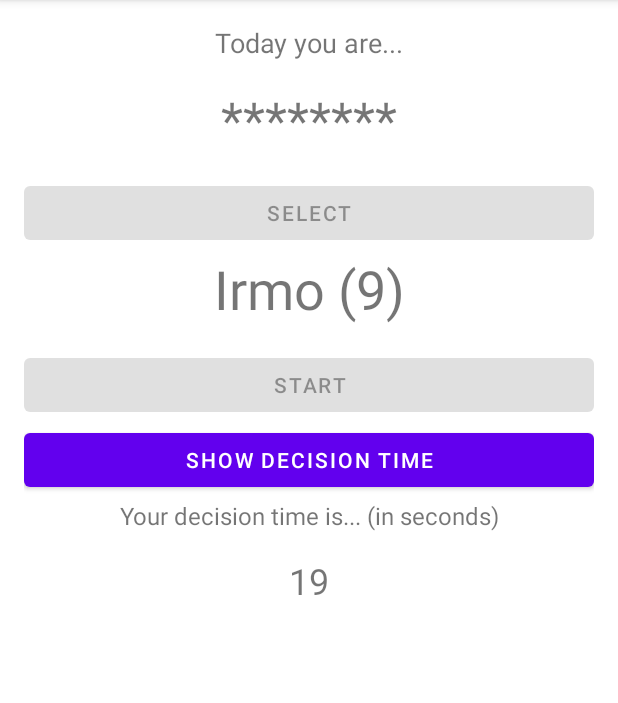
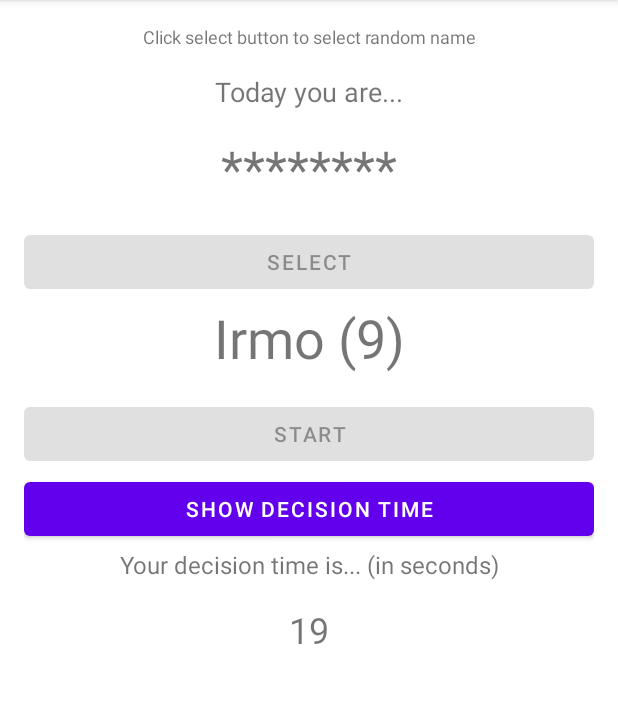
Before and after one commit to NdV66/AndroidJourney, an Android app: the screen it shows after launch (MainActivity), after a tap on "SHOW DECISION TIME", on a phone screen of 412 x 824 dp, the part 84-787 px from its top. Run offline under Robolectric (Android 15) with nearby library versions, the phone set to English and light mode, and no system bars; 2 other taps on this screen came first.

Commit message:
fragments

```diff
--- a/DynamicFragments/app/src/main/java/com/ndv/dynamicfragments/DecisionTimeFragment.kt
+++ b/DynamicFragments/app/src/main/java/com/ndv/dynamicfragments/DecisionTimeFragment.kt
@@ -22,5 +22,4 @@ class DecisionTimeFragment : Fragment() {
         val decisionTimeTextView = view?.findViewById<TextView>(R.id.time)
         decisionTimeTextView?.text = "$decisionTime"
     }
-
 }
--- a/DynamicFragments/app/src/main/java/com/ndv/dynamicfragments/MainActivity.kt
+++ b/DynamicFragments/app/src/main/java/com/ndv/dynamicfragments/MainActivity.kt
@@ -1,7 +1,8 @@
 package com.ndv.dynamicfragments
 
+import android.os.Bundle
+import android.widget.Button
 import androidx.appcompat.app.AppCompatActivity
-import android.os.Bundle
 import androidx.fragment.app.FragmentTransaction
 
 class MainActivity : AppCompatActivity() {
@@ -9,14 +10,18 @@ class MainActivity : AppCompatActivity() {
         super.onCreate(savedInstanceState)
         setContentView(R.layout.activity_main)
 
-        if(savedInstanceState == null) {
-            val randomPersonFragment = RandomPersonFragment()
-            val transaction = supportFragmentManager.beginTransaction()
-
-            transaction.add(R.id.randomPersonsFragmentContainer, randomPersonFragment)
-            transaction.addToBackStack(null)
-            transaction.setTransition(FragmentTransaction.TRANSIT_FRAGMENT_FADE)
-            transaction.commit()
+        if (savedInstanceState == null) {
+            setupFragment()
         }
     }
+
+    private fun setupFragment() {
+        val randomPersonFragment = RandomPersonFragment()
+        val transaction = supportFragmentManager.beginTransaction()
+
+        transaction.add(R.id.randomPersonsFragmentContainer, randomPersonFragment)
+//        transaction.addToBackStack(null)
+        transaction.setTransition(FragmentTransaction.TRANSIT_FRAGMENT_FADE)
+        transaction.commit()
+    }
 }
--- a/DynamicFragments/app/src/main/java/com/ndv/dynamicfragments/RandomPersonFragment.kt
+++ b/DynamicFragments/app/src/main/java/com/ndv/dynamicfragments/RandomPersonFragment.kt
@@ -155,8 +155,9 @@ class RandomPersonFragment : Fragment() {
         button?.setOnClickListener {
             val fragment = DecisionTimeFragment()
             fragment.decisionTime = decisionTimeSeconds
-            val transaction = parentFragmentManager.beginTransaction()
-            transaction.replace(R.id.decisionTimeContainer, fragment)
+//            val transaction = parentFragmentManager.beginTransaction()
+            val transaction = childFragmentManager.beginTransaction()
+            transaction.add(R.id.decisionTimeContainer, fragment)
             transaction.addToBackStack(null)
             transaction.setTransition(FragmentTransaction.TRANSIT_FRAGMENT_FADE)
             transaction.commit()
@@ -166,7 +167,7 @@ class RandomPersonFragment : Fragment() {
     private fun toggleButton(id: Int) {
         val button = view?.findViewById<Button>(id)
 
-        if(button !=null) {
+        if (button != null) {
             button.isEnabled = !button.isEnabled
             button.isClickable = !button.isClickable
         }
--- a/DynamicFragments/app/src/main/res/layout/activity_main.xml
+++ b/DynamicFragments/app/src/main/res/layout/activity_main.xml
@@ -1,18 +1,25 @@
 <?xml version="1.0" encoding="utf-8"?>
-<androidx.constraintlayout.widget.ConstraintLayout xmlns:android="http://schemas.android.com/apk/res/android"
+<LinearLayout xmlns:android="http://schemas.android.com/apk/res/android"
     xmlns:app="http://schemas.android.com/apk/res-auto"
     xmlns:tools="http://schemas.android.com/tools"
     android:layout_width="match_parent"
     android:layout_height="match_parent"
     android:layout_margin="@dimen/space"
+    android:orientation="vertical"
     tools:context=".MainActivity">
 
-
+   <TextView
+       android:id="@+id/textView"
+       android:layout_width="match_parent"
+       android:layout_height="wrap_content"
+       android:text="@string/label"
+       android:textAlignment="center"
+       android:layout_marginBottom="@dimen/space"
+       android:textSize="12sp" />
 
    <FrameLayout
        android:id="@+id/randomPersonsFragmentContainer"
        android:layout_width="match_parent"
        android:layout_height="match_parent" />
 
-
-</androidx.constraintlayout.widget.ConstraintLayout>
+</LinearLayout>
```
